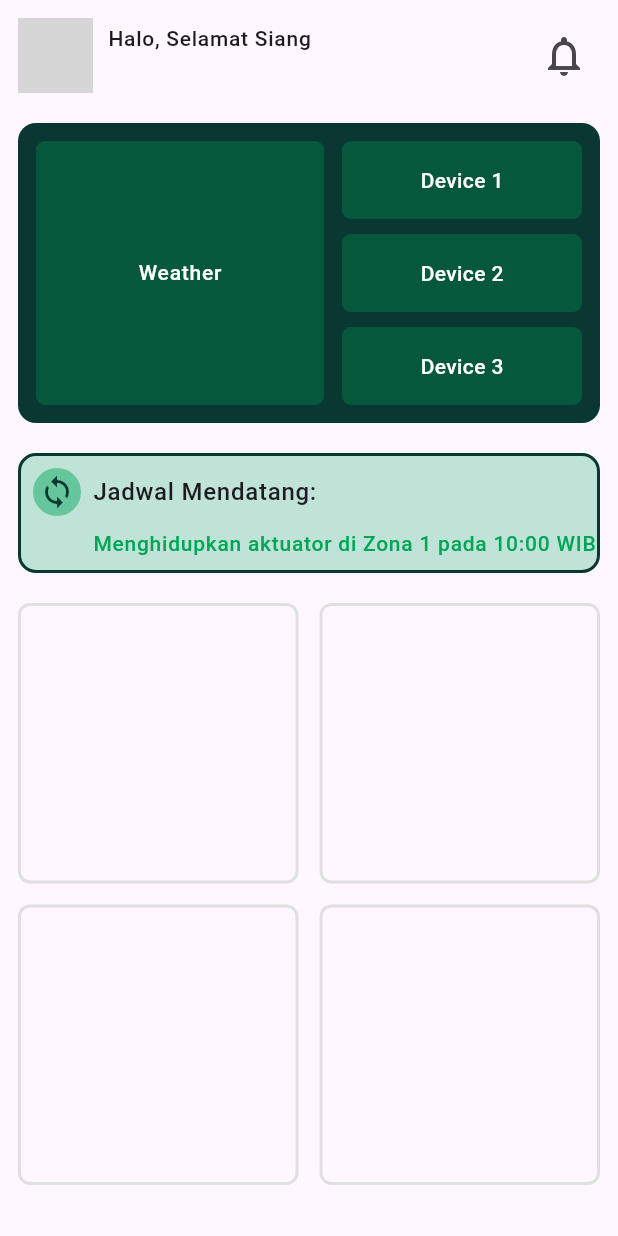
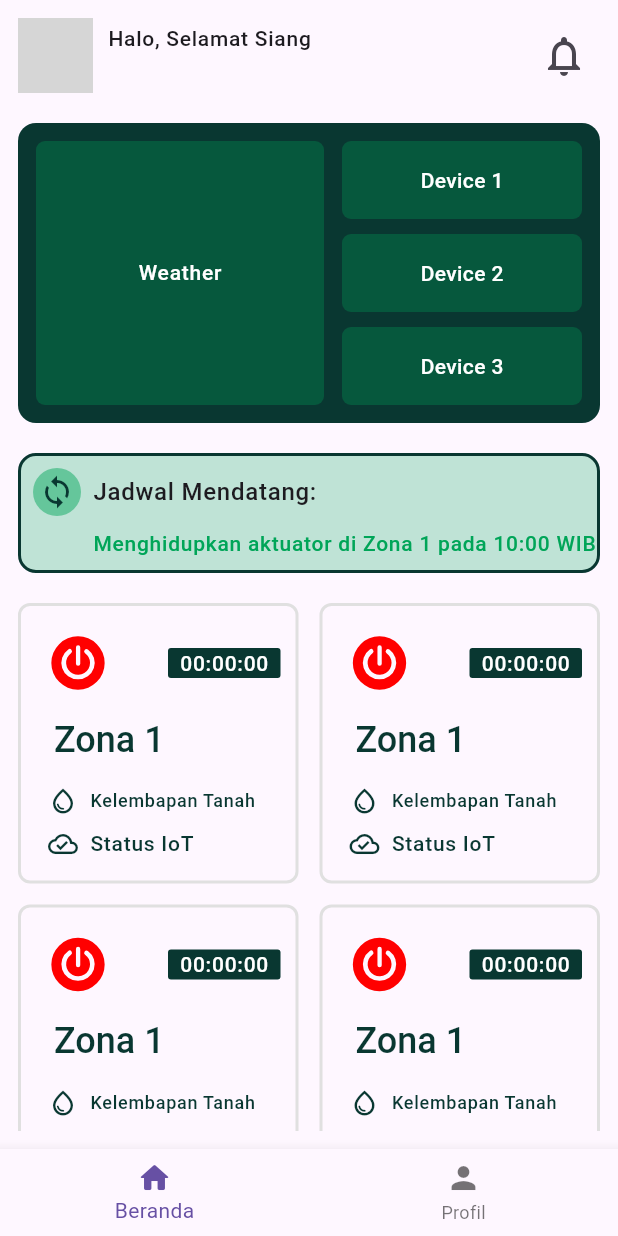
Before and after one commit to Edwin811/duri_care, a Flutter app: the HomeView screen opened by its route, on a phone screen of 412 x 824 dp. Run offline on Flutter 3.47's test engine with Material 3 defaults, Android fonts, the phone set to English and light mode, and no system bars; our stand-ins replace cloud_firestore, firebase_auth, flutter_svg, get, hive_flutter, lottie and 2 more; accounts and stored records are empty; statements that could not run were skipped; grey boxes are pictures that could not be loaded.

Commit message:
feat: add component at zone widget

```diff
--- a/lib/core/resources/resources.dart
+++ b/lib/core/resources/resources.dart
@@ -9,6 +9,7 @@ abstract class AppColor {
   static const lavenderPrimary = Color(0xFF8177EA);
   static const textPrimary = Color(0xFF212121);
   static const textSecondary = Color(0xFF757575);
+  static const redOff = Color(0xFFFF0000);
 }
 
 abstract class AppSpacing {
--- a/lib/core/utils/widgets/zone.dart
+++ b/lib/core/utils/widgets/zone.dart
@@ -1,5 +1,7 @@
 import 'package:duri_care/core/resources/resources.dart';
 import 'package:flutter/material.dart';
+import 'package:flutter_svg/flutter_svg.dart';
+import 'package:get/get.dart';
 
 class Zone extends StatefulWidget {
   const Zone({super.key});
@@ -9,6 +11,9 @@ class Zone extends StatefulWidget {
 }
 
 class _ZoneState extends State<Zone> {
+  final timer = '00:00:00'.obs;
+  final isActive = false.obs;
+
   @override
   Widget build(BuildContext context) {
     return Container(
@@ -18,9 +23,113 @@ class _ZoneState extends State<Zone> {
         // color: AppColor.greenPrimary,
         color: Colors.transparent,
         borderRadius: BorderRadius.circular(8),
-        border: Border.all(
-          color: Colors.grey.shade300,
-          width: 2,
+        border: Border.all(color: Colors.grey.shade300, width: 2),
+      ),
+      child: Padding(
+        padding: const EdgeInsets.all(10),
+        child: Column(
+          // mainAxisAlignment: MainAxisAlignment.center,
+          crossAxisAlignment: CrossAxisAlignment.start,
+          children: [
+            // power button & timer
+            Row(
+              mainAxisAlignment: MainAxisAlignment.spaceBetween,
+              children: [
+                IconButton(
+                  onPressed: () {},
+                  icon: SvgPicture.asset(
+                    'assets/icons/power.svg',
+                    width: 40,
+                    height: 40,
+                    colorFilter: ColorFilter.mode(
+                      isActive.value ? AppColor.greenTertiary : AppColor.redOff,
+                      BlendMode.srcIn,
+                    ),
+                  ),
+                ),
+                const SizedBox(width: 8),
+                Container(
+                  width: 75,
+                  height: 20,
+                  decoration: BoxDecoration(
+                    borderRadius: BorderRadius.circular(2),
+                    color: AppColor.greenPrimary,
+                  ),
+                  alignment: Alignment.center,
+                  child: Text(
+                    '00:00:00',
+                    style: Theme.of(context).textTheme.bodyLarge?.copyWith(
+                      color: Colors.white,
+                      fontSize: 14,
+                      fontWeight: FontWeight.w500,
+                      decoration: TextDecoration.none,
+                    ),
+                  ),
+                ),
+              ],
+            ),
+            const SizedBox(height: 8),
+            // zone name
+            Padding(
+              padding: const EdgeInsets.symmetric(horizontal: 12),
+              child: Text(
+                'Zona 1',
+                style: Theme.of(context).textTheme.headlineLarge?.copyWith(
+                  color: AppColor.greenPrimary,
+                  fontSize: 24,
+                  fontWeight: FontWeight.w500,
+                  decoration: TextDecoration.none,
+                ),
+              ),
+            ),
+            const SizedBox(height: 8),
+            Padding(
+              padding: const EdgeInsets.all(8.0),
+              child: Column(
+                children: [
+                  Row(
+                    children: [
+                      Icon(
+                        Icons.water_drop_outlined,
+                        color: AppColor.greenPrimary,
+                        size: 20,
+                      ),
+                      const SizedBox(width: 8),
+                      Text(
+                        'Kelembapan Tanah',
+                        style: Theme.of(context).textTheme.bodyLarge?.copyWith(
+                          color: AppColor.greenPrimary,
+                          fontSize: 12,
+                          fontWeight: FontWeight.w500,
+                          decoration: TextDecoration.none,
+                        ),
+                      ),
+                    ],
+                  ),
+                  const SizedBox(height: 8),
+                  Row(
+                    children: [
+                      Icon(
+                        Icons.cloud_done_outlined,
+                        color: AppColor.greenPrimary,
+                        size: 20,
+                      ),
+                      const SizedBox(width: 8),
+                      Text(
+                        'Status IoT',
+                        style: Theme.of(context).textTheme.bodyLarge?.copyWith(
+                          color: AppColor.greenPrimary,
+                          fontSize: 14,
+                          fontWeight: FontWeight.w500,
+                          decoration: TextDecoration.none,
+                        ),
+                      ),
+                    ],
+                  ),
+                ],
+              ),
+            ),
+          ],
         ),
       ),
     );
--- a/lib/features/home/home_view.dart
+++ b/lib/features/home/home_view.dart
@@ -173,21 +173,21 @@ class HomeView extends GetView<HomeController> {
                     ),
                     const SizedBox(height: 20),
                     // zone section
-                    SizedBox(
-                      height: 400,
-                      child: GridView.builder(
+                    GridView.builder(
+                      shrinkWrap:
+                          true,
+                      physics:
+                          const NeverScrollableScrollPhysics(),
                       gridDelegate:
                           const SliverGridDelegateWithFixedCrossAxisCount(
                             crossAxisCount: 2,
                             crossAxisSpacing: 14,
                             mainAxisSpacing: 14,
-                              // childAspectRatio: 1.5,
                           ),
                       itemCount: 4,
                       itemBuilder: (context, index) {
                         return const Zone();
                       },
-                      ),
                     ),
                   ],
                 ),
@@ -196,6 +196,17 @@ class HomeView extends GetView<HomeController> {
           ),
         ),
       ),
+      bottomNavigationBar: BottomNavigationBar(items: const [
+        BottomNavigationBarItem(
+          icon: Icon(Icons.home_rounded),
+          label: 'Beranda',
+        ),
+        // ButtonBarTheme(data: data, child: child),
+        BottomNavigationBarItem(
+          icon: Icon(Icons.person),
+          label: 'Profil',
+        ),
+      ]),
     );
   }
 
```
Also changed, not shown: assets/icons/power.svg (added). Lines whose indentation alone changed are shown as unchanged.
